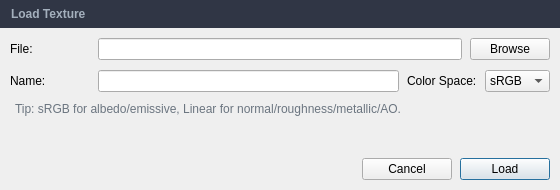
Qt form ApplicationUI/SubWindows/LoadTextureDialog.ui (dgiannop/IMP-3D) before a commit.
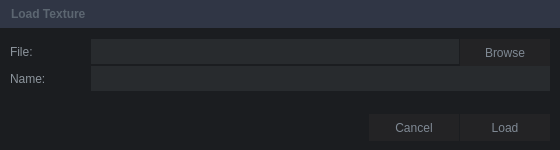
The same form after that commit.

What changed in the file:
```diff
--- a/ApplicationUI/SubWindows/LoadTextureDialog.ui
+++ b/ApplicationUI/SubWindows/LoadTextureDialog.ui
@@ -7,24 +7,77 @@
     <x>0</x>
     <y>0</y>
     <width>560</width>
-    <height>190</height>
+    <height>150</height>
    </rect>
   </property>
   <property name="minimumSize">
    <size>
     <width>520</width>
-    <height>170</height>
+    <height>140</height>
    </size>
   </property>
   <property name="maximumSize">
    <size>
     <width>760</width>
-    <height>220</height>
+    <height>190</height>
    </size>
   </property>
   <property name="windowTitle">
    <string>Load Texture</string>
   </property>
+
+  <!-- Match the other dialogs: dark background, 1px spacing, flat widgets -->
+  <property name="styleSheet">
+   <string notr="true">/* ============================================================
+   LoadTextureDialog stylesheet (matches Texture/Material dialogs)
+   ============================================================ */
+
+QDialog {
+    background-color: #1b1d20;
+}
+
+/* Header bands (bluish) */
+QLabel#titleLabel {
+    background-color: #303645;
+    color: rgb(92,102,113);
+    font-weight: 600;
+    padding-left: 8px;
+}
+
+/* General labels */
+QLabel {
+    color: rgb(140, 148, 156);
+}
+
+/* Buttons */
+QPushButton {
+    background-color: rgb(35, 35, 37);
+    border: none;
+    color: rgb(127, 137, 148);
+    padding: 1px 10px;
+    text-align: center;
+    font-size: 9pt;
+    line-height: 23px;
+    margin: 0px;
+    min-height: 25px;
+}
+QPushButton:pressed { background-color: rgb(68, 93, 132); }
+QPushButton:hover  { background-color: rgb(35, 35, 36); }
+QPushButton:checked {
+    background-color: rgb(68, 93, 132);
+    color: white;
+}
+
+/* Inputs */
+QLineEdit {
+    background-color: #282b2e;
+    border: none;
+    padding-left: 6px;
+    color: rgb(200, 205, 210);
+    min-height: 25px;
+}</string>
+  </property>
+
   <layout class="QVBoxLayout" name="rootLayout">
    <property name="spacing">
     <number>0</number>
@@ -56,14 +109,6 @@
        <height>28</height>
       </size>
      </property>
-     <property name="styleSheet">
-      <string notr="true">QLabel {
-    background-color: #303645;
-    color: #a4b0bd;
-    font-weight: 600;
-    padding-left: 8px;
-}</string>
-     </property>
      <property name="text">
       <string>Load Texture</string>
      </property>
@@ -76,7 +121,7 @@
    <item>
     <layout class="QVBoxLayout" name="bodyLayout">
      <property name="spacing">
-      <number>10</number>
+      <number>1</number>
      </property>
      <property name="leftMargin">
       <number>10</number>
@@ -94,19 +139,22 @@
      <item>
       <layout class="QHBoxLayout" name="fileRow">
        <property name="spacing">
-        <number>8</number>
+        <number>1</number>
        </property>
        <item>
         <widget class="QLabel" name="fileLabel">
          <property name="minimumSize">
           <size>
            <width>80</width>
-           <height>0</height>
+           <height>25</height>
           </size>
          </property>
          <property name="text">
           <string>File:</string>
          </property>
+         <property name="alignment">
+          <set>Qt::AlignLeft|Qt::AlignVCenter</set>
+         </property>
         </widget>
        </item>
        <item>
@@ -116,8 +164,14 @@
         <widget class="QPushButton" name="browseButton">
          <property name="minimumSize">
           <size>
-           <width>80</width>
-           <height>0</height>
+           <width>90</width>
+           <height>25</height>
+          </size>
+         </property>
+         <property name="maximumSize">
+          <size>
+           <width>90</width>
+           <height>25</height>
           </size>
          </property>
          <property name="text">
@@ -131,63 +185,38 @@
      <item>
       <layout class="QHBoxLayout" name="nameRow">
        <property name="spacing">
-        <number>8</number>
+        <number>1</number>
        </property>
        <item>
         <widget class="QLabel" name="nameLabel">
          <property name="minimumSize">
           <size>
            <width>80</width>
-           <height>0</height>
+           <height>25</height>
           </size>
          </property>
          <property name="text">
           <string>Name:</string>
          </property>
+         <property name="alignment">
+          <set>Qt::AlignLeft|Qt::AlignVCenter</set>
+         </property>
         </widget>
        </item>
        <item>
         <widget class="QLineEdit" name="nameLineEdit"/>
        </item>
-       <item>
-        <widget class="QLabel" name="colorSpaceLabel">
-         <property name="text">
-          <string>Color Space:</string>
-         </property>
-        </widget>
-       </item>
-       <item>
-        <widget class="QComboBox" name="colorSpaceCombo">
-         <item>
-          <property name="text">
-           <string>sRGB</string>
-          </property>
-         </item>
-         <item>
-          <property name="text">
-           <string>Linear</string>
-          </property>
-         </item>
-        </widget>
-       </item>
       </layout>
      </item>
 
-     <item>
-      <widget class="QLabel" name="hintLabel">
-       <property name="styleSheet">
-        <string notr="true">QLabel { color: #6b7580; padding-left: 2px; }</string>
-       </property>
-       <property name="text">
-        <string>Tip: sRGB for albedo/emissive, Linear for normal/roughness/metallic/AO.</string>
-       </property>
-      </widget>
-     </item>
-
+     <!-- Spacer -->
      <item>
       <spacer name="verticalSpacer">
        <property name="orientation">
-        <enum>Qt::Orientation::Vertical</enum>
+        <enum>Qt::Vertical</enum>
+       </property>
+       <property name="sizeType">
+        <enum>QSizePolicy::Expanding</enum>
        </property>
        <property name="sizeHint" stdset="0">
         <size>
@@ -201,12 +230,15 @@
      <item>
       <layout class="QHBoxLayout" name="buttonRow">
        <property name="spacing">
-        <number>8</number>
+        <number>1</number>
        </property>
        <item>
         <spacer name="buttonSpacer">
          <property name="orientation">
-          <enum>Qt::Orientation::Horizontal</enum>
+          <enum>Qt::Horizontal</enum>
+         </property>
+         <property name="sizeType">
+          <enum>QSizePolicy::Expanding</enum>
          </property>
          <property name="sizeHint" stdset="0">
           <size>
@@ -221,7 +253,13 @@
          <property name="minimumSize">
           <size>
            <width>90</width>
-           <height>0</height>
+           <height>25</height>
+          </size>
+         </property>
+         <property name="maximumSize">
+          <size>
+           <width>90</width>
+           <height>25</height>
           </size>
          </property>
          <property name="text">
@@ -234,7 +272,13 @@
          <property name="minimumSize">
           <size>
            <width>90</width>
-           <height>0</height>
+           <height>25</height>
+          </size>
+         </property>
+         <property name="maximumSize">
+          <size>
+           <width>90</width>
+           <height>25</height>
           </size>
          </property>
          <property name="text">
```
Left out of the diff: 8 changed lines with no effect on the pictures.
